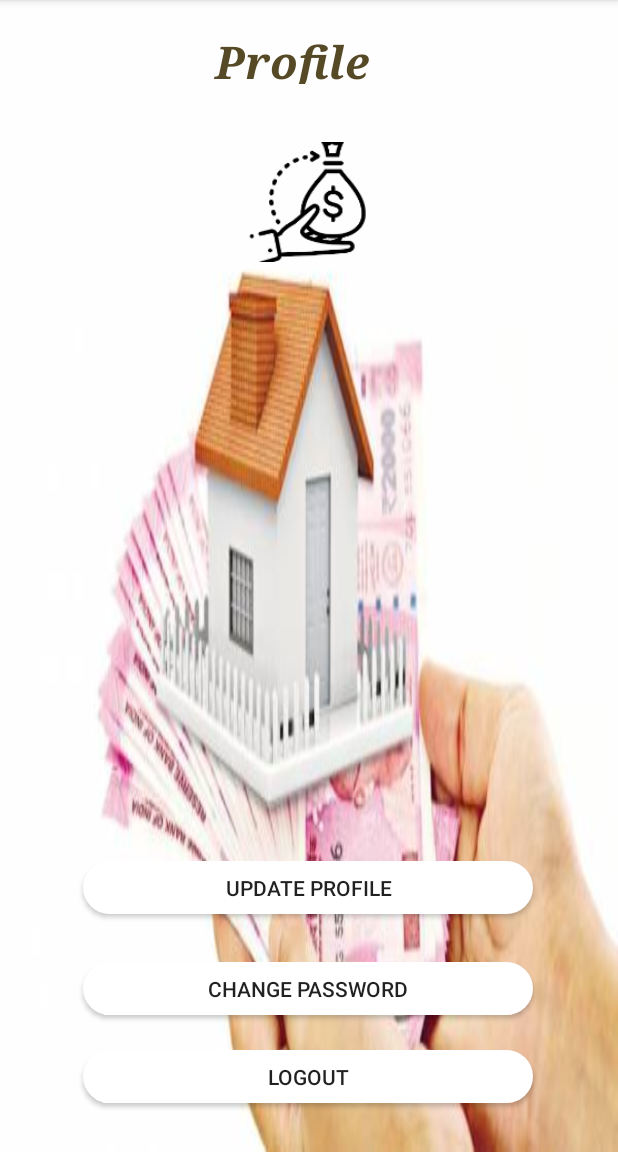
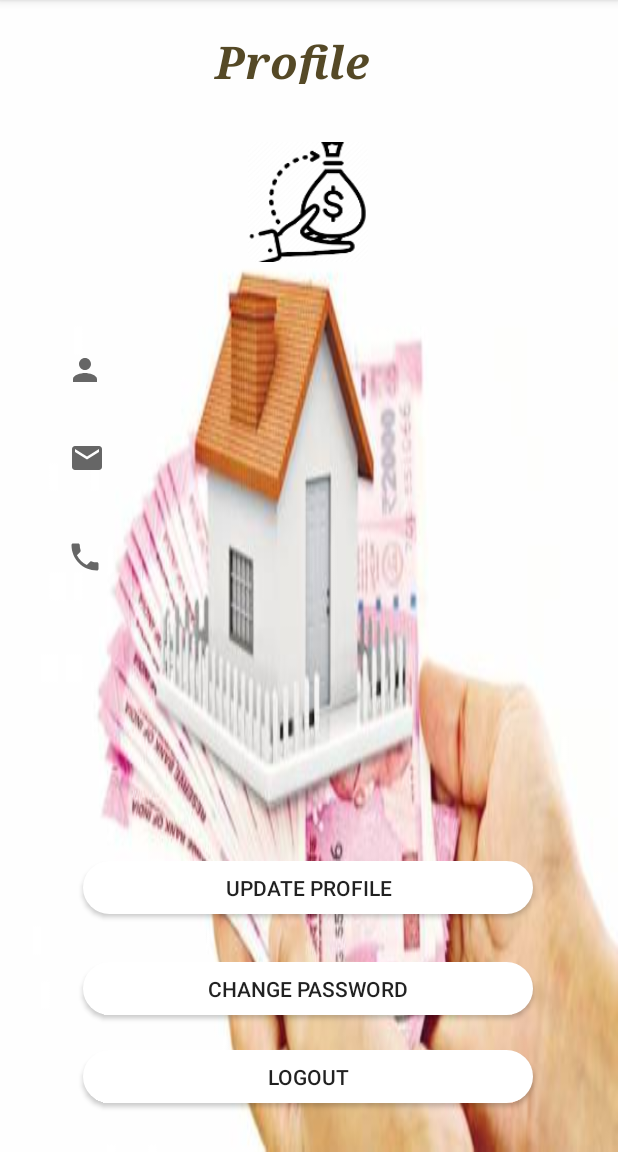
Before and after one commit to Lawton255/Android-Loan-Application-Project, an Android app: the ProfileActivity screen opened directly, with no data from a screen before it, on a phone screen of 412 x 824 dp, the part 84-1236 px from its top. Run offline under Robolectric (Android 15) with nearby library versions, the phone set to English and light mode, and no system bars; our stand-ins replace Firebase (no records; nobody signed in at launch, a user with empty details on screens opened directly).

```diff
--- a/app/src/main/res/layout/activity_profile.xml
+++ b/app/src/main/res/layout/activity_profile.xml
@@ -32,6 +32,7 @@
         android:textSize="20sp"
         android:textStyle="bold"
         android:gravity="center"
+        android:drawableLeft="@drawable/ic_person"
         app:layout_constraintBottom_toBottomOf="parent"
         app:layout_constraintEnd_toEndOf="parent"
         app:layout_constraintHorizontal_bias="0.721"
@@ -47,6 +48,7 @@
         android:textSize="20sp"
         android:textStyle="bold"
         android:gravity="center"
+        android:drawableLeft="@drawable/ic_email"
         app:layout_constraintBottom_toBottomOf="parent"
         app:layout_constraintEnd_toEndOf="parent"
         app:layout_constraintHorizontal_bias="0.737"
@@ -62,6 +64,7 @@
         android:textSize="20sp"
         android:textStyle="bold"
         android:gravity="center"
+        android:drawableLeft="@drawable/ic_phone"
         app:layout_constraintBottom_toBottomOf="parent"
         app:layout_constraintEnd_toEndOf="parent"
         app:layout_constraintHorizontal_bias="0.721"
```
